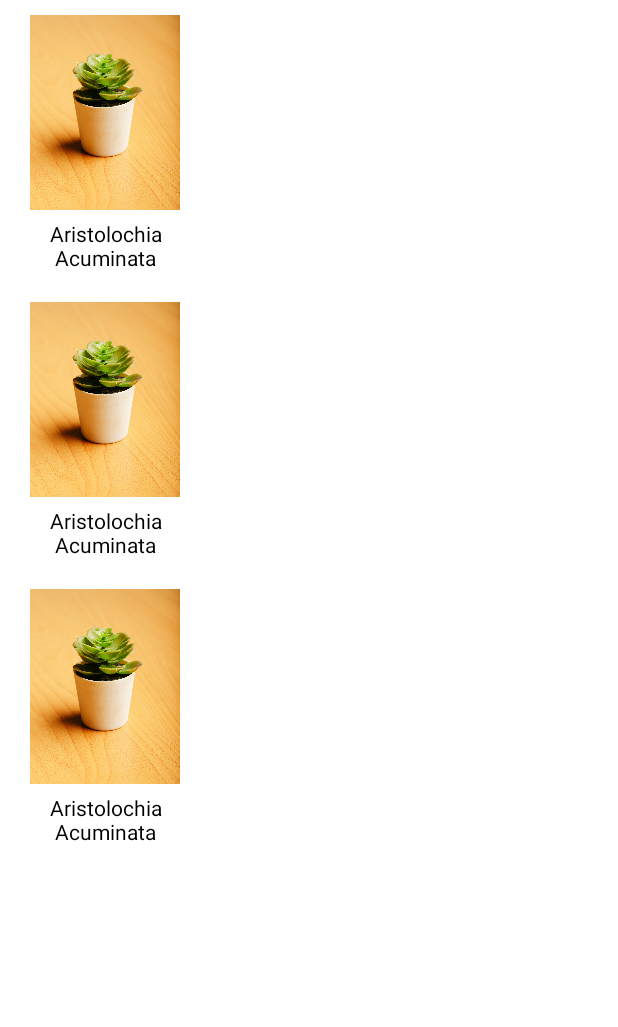
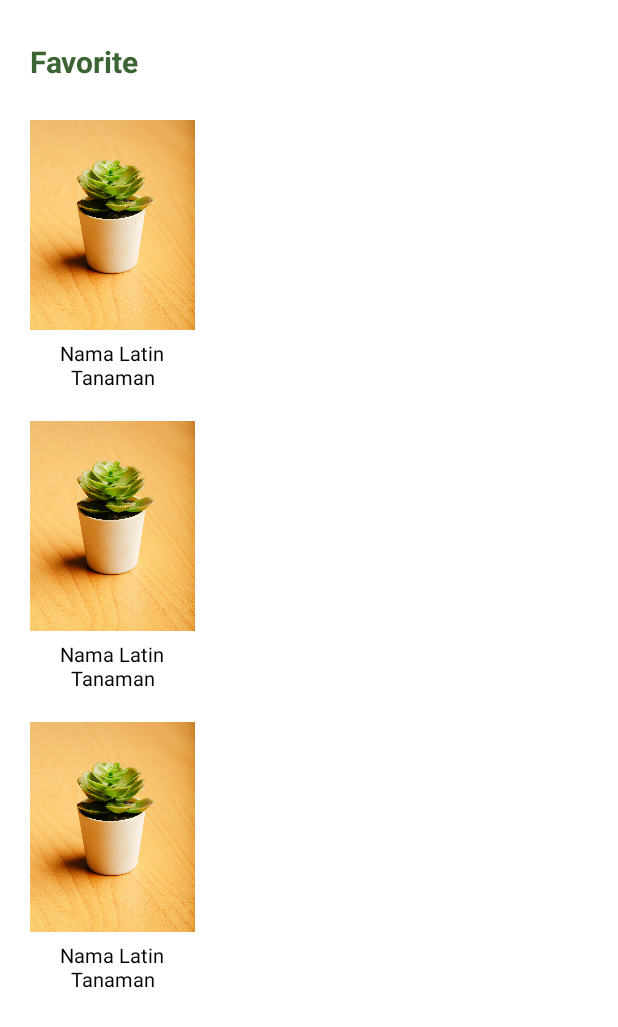
Before and after one commit to panduwjaya/Sistem-Cerdas-Rekomendasi-Tanaman, an Android app: the layout fragment_favorite.xml on its own in the app's theme, with its tools: preview values and no code run, on a phone screen of 412 x 824 dp. Shown: the top 1027 px of the screen. Run offline under Robolectric (Android 15) with nearby library versions, the phone set to English and light mode, and no system bars.

Commit message:
Update - Merapikan layout favorite

```diff
--- a/app/src/main/res/layout/fragment_favorite.xml
+++ b/app/src/main/res/layout/fragment_favorite.xml
@@ -7,12 +7,28 @@
     android:background="@color/white"
     tools:context=".ui.primary.favorite.FavoriteFragment">
 
+    <TextView
+        android:id="@+id/tv_title_favorite"
+        android:layout_width="wrap_content"
+        android:layout_height="wrap_content"
+        android:layout_marginStart="20dp"
+        android:layout_marginTop="27dp"
+        android:text="@string/favorite_title"
+        android:textAlignment="center"
+        android:textColor="@color/green"
+        android:textSize="20sp"
+        android:textStyle="bold"
+        app:layout_constraintEnd_toEndOf="parent"
+        app:layout_constraintHorizontal_bias="0.0"
+        app:layout_constraintStart_toStartOf="parent"
+        app:layout_constraintTop_toTopOf="parent" />
+
     <androidx.recyclerview.widget.RecyclerView
         android:id="@+id/rv_favorite"
         android:layout_width="match_parent"
         android:layout_height="match_parent"
         android:layout_marginStart="20dp"
-        android:layout_marginTop="10dp"
+        android:layout_marginTop="80dp"
         android:layout_marginBottom="70dp"
         app:layout_constraintBottom_toBottomOf="parent"
         app:layout_constraintEnd_toEndOf="parent"
--- a/app/src/main/res/layout/fragment_profile.xml
+++ b/app/src/main/res/layout/fragment_profile.xml
@@ -16,7 +16,7 @@
         android:text="@string/profile_title"
         android:textAlignment="center"
         android:textColor="@color/green"
-        android:textSize="16sp"
+        android:textSize="20sp"
         android:textStyle="bold"
         app:layout_constraintEnd_toEndOf="parent"
         app:layout_constraintHorizontal_bias="0.0"
--- a/app/src/main/res/layout/item_favorite.xml
+++ b/app/src/main/res/layout/item_favorite.xml
@@ -4,13 +4,13 @@
     android:layout_width="wrap_content"
     android:layout_height="wrap_content"
     android:paddingStart="0dp"
-    android:paddingEnd="20dp"
+    android:paddingEnd="18dp"
     xmlns:app="http://schemas.android.com/apk/res-auto">
 
     <androidx.cardview.widget.CardView
         android:id="@+id/itemFavorite"
-        android:layout_width="100dp"
-        android:layout_height="130dp"
+        android:layout_width="110dp"
+        android:layout_height="140dp"
         app:cardCornerRadius="25dp"
         app:layout_constraintStart_toStartOf="parent"
         app:layout_constraintTop_toTopOf="parent">
@@ -29,7 +29,7 @@
         android:layout_width="0dp"
         android:layout_height="wrap_content"
         android:layout_toEndOf="@id/itemFavorite"
-        android:textSize="14sp"
+        android:textSize="13sp"
         android:textColor="@color/black"
         android:enabled="true"
         android:gravity="center"
@@ -38,6 +38,6 @@
         app:layout_constraintEnd_toEndOf="@+id/itemFavorite"
         app:layout_constraintStart_toStartOf="@+id/itemFavorite"
         app:layout_constraintTop_toBottomOf="@+id/itemFavorite"
-        tools:text="Aristolochia Acuminata" />
+        tools:text="@string/nama_latin_tanaman" />
 
 </androidx.constraintlayout.widget.ConstraintLayout>
--- a/app/src/main/res/values/strings.xml
+++ b/app/src/main/res/values/strings.xml
@@ -56,4 +56,5 @@
     <string name="cd_ic_temp">icon temperature</string>
     <string name="cd_ic_backBtn">Tombol kembali</string>
     <string name="cd_ic_fav_btn">tombol favorite</string>
+    <string name="favorite_title">Favorite</string>
 </resources>
```
